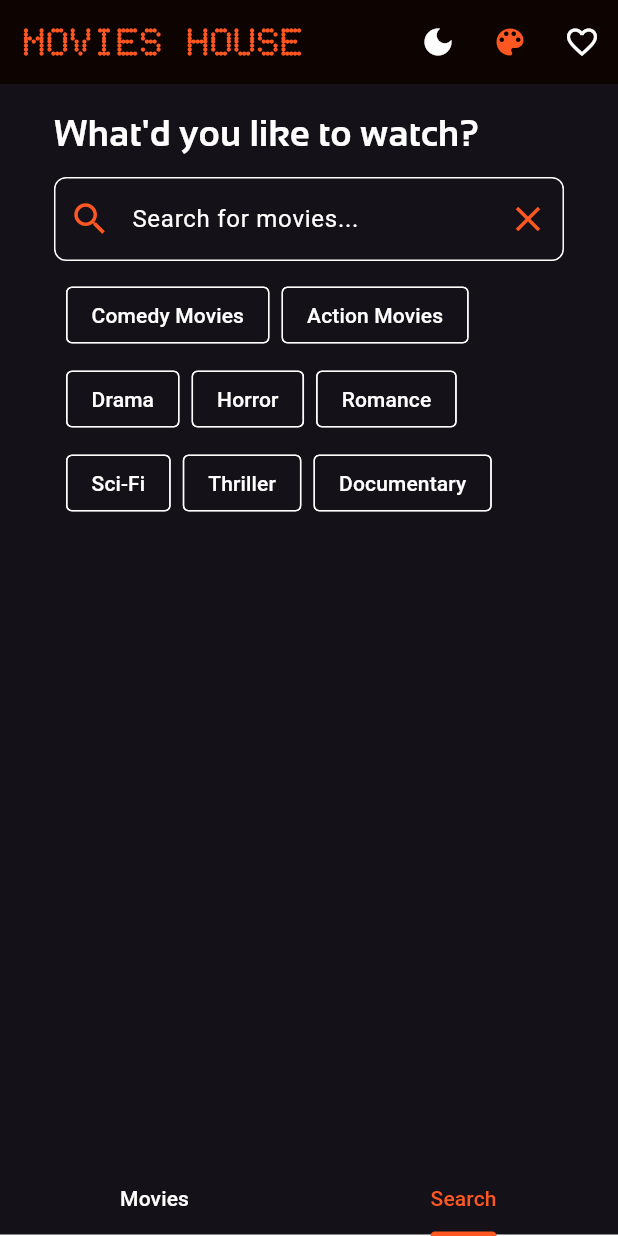
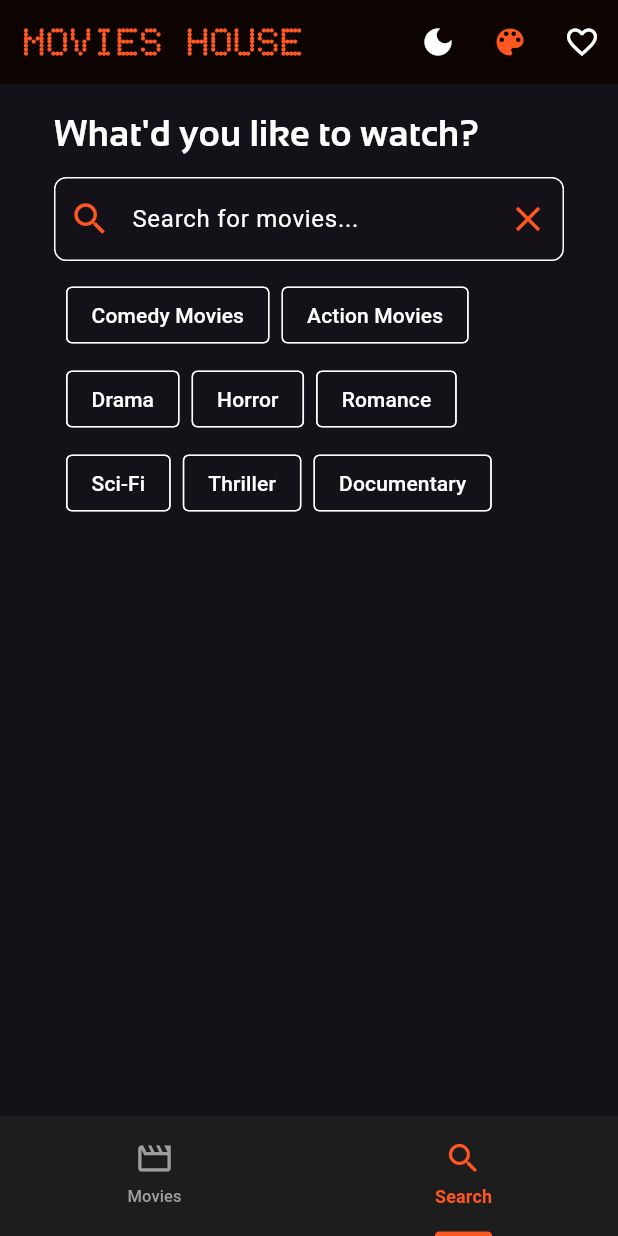
Before and after one commit to ehtisham-ali-emumba/flutter_movies_app, a Flutter app: the screen it shows after launch, tab 2 chosen, on a phone screen of 412 x 824 dp. Run offline on Flutter 3.47's test engine with Material 3 defaults, Android fonts, the phone set to English and light mode, and no system bars; our stand-ins replace carousel_slider, flutter_dotenv, flutter_riverpod, shared_preferences; network calls fail.

Commit message:
fixes animation movie id replication issue and fixes tab layout of movies home tab screen

```diff
--- a/lib/presentation/views/movies/favourite_movies_screen.dart
+++ b/lib/presentation/views/movies/favourite_movies_screen.dart
@@ -68,6 +68,7 @@ class FavouriteMoviesScreen extends ConsumerWidget {
                 isLoading: false,
                 hasMoreData: false,
                 header: _buildHeader(context),
+                heroIdPrefix: 'favourite_',
               ),
       ),
     );
--- a/lib/presentation/views/movies/movies_screen/widgets/movies_listing.dart
+++ b/lib/presentation/views/movies/movies_screen/widgets/movies_listing.dart
@@ -48,7 +48,7 @@ class MoviesListing extends StatelessWidget {
           items: movies.map((movie) {
             return Padding(
               padding: EdgeInsetsGeometry.symmetric(horizontal: 5),
-              child: MovieCard(movie: movie),
+              child: MovieCard(movie: movie, heroId: '${title}_${movie.id}'),
             );
           }).toList(),
         ),
--- a/lib/presentation/views/movies/movies_search/movies_search_screen.dart
+++ b/lib/presentation/views/movies/movies_search/movies_search_screen.dart
@@ -50,6 +50,7 @@ class _MoviesSearchScreenState extends ConsumerState<MoviesSearchScreen> {
         isLoading: state.isLoading && state.query.isNotEmpty,
         hasMoreData: state.hasMore,
         header: _buildHeader(context),
+        heroIdPrefix: 'search_',
       ),
     );
   }
--- a/lib/presentation/views/movies/movies_tab_screen/movies_tab_screen.dart
+++ b/lib/presentation/views/movies/movies_tab_screen/movies_tab_screen.dart
@@ -14,21 +14,63 @@ class MoviesTabScreen extends ConsumerWidget {
 
   @override
   Widget build(BuildContext context, WidgetRef ref) {
+    final themeState = ref.watch(themeProvider);
+    final primaryColor = themeState.themeColor.toColor();
+    final isDarkMode = Theme.of(context).brightness == Brightness.dark;
+
     return Container(
-      color: Colors.white,
+      color: isDarkMode ? Colors.black : Colors.white,
       child: SafeArea(
         top: false,
         child: DefaultTabController(
           length: 2,
           child: Scaffold(
             appBar: appHeader(context, ref),
-            bottomNavigationBar: TabBar(
-              tabs: [
-                Tab(text: 'Movies'),
-                Tab(text: 'Search'),
-              ],
+            body: TabBarView(children: [MoviesScreen(), MoviesSearchScreen()]),
+            bottomNavigationBar: Container(
+              decoration: BoxDecoration(
+                color: isDarkMode ? Color(0xFF1D1D1D) : Colors.white,
+                boxShadow: [
+                  BoxShadow(
+                    color: Colors.black12,
+                    blurRadius: 6,
+                    offset: Offset(0, -2),
+                  ),
+                ],
+              ),
+              child: BottomAppBar(
+                color: Colors.transparent,
+                padding: EdgeInsets.zero,
+                child: TabBar(
+                  dividerColor: Colors.transparent,
+                  splashFactory: NoSplash.splashFactory,
+                  overlayColor: WidgetStateProperty.all(Colors.transparent),
+                  labelStyle: TextStyle(
+                    fontSize: 12,
+                    fontWeight: FontWeight.bold,
+                  ),
+                  unselectedLabelStyle: TextStyle(fontSize: 11),
+                  labelColor: primaryColor,
+                  unselectedLabelColor: isDarkMode
+                      ? Colors.grey
+                      : Colors.black45,
+                  indicatorSize: TabBarIndicatorSize.label,
+                  indicatorWeight: 3,
+                  tabs: [
+                    Tab(
+                      icon: Icon(Icons.movie_creation_outlined, size: 26),
+                      text: 'Movies',
+                      iconMargin: EdgeInsets.only(bottom: 4),
+                    ),
+                    Tab(
+                      icon: Icon(Icons.search_rounded, size: 26),
+                      text: 'Search',
+                      iconMargin: EdgeInsets.only(bottom: 4),
+                    ),
+                  ],
+                ),
+              ),
             ),
-            body: TabBarView(children: [MoviesScreen(), MoviesSearchScreen()]),
           ),
         ),
       ),
--- a/lib/presentation/views/movies/widgets/infinite_movies_list.dart
+++ b/lib/presentation/views/movies/widgets/infinite_movies_list.dart
@@ -8,10 +8,12 @@ class InfiniteMoviesList extends StatefulWidget {
   final bool isLoading;
   final bool hasMoreData;
   final Widget? header;
+  final String heroIdPrefix;
 
   const InfiniteMoviesList({
     super.key,
     required this.movies,
+    required this.heroIdPrefix,
     this.onLoadMore,
     this.isLoading = false,
     this.hasMoreData = true,
@@ -68,7 +70,10 @@ class _InfiniteMoviesListState extends State<InfiniteMoviesList> {
           return Container(
             height: 280,
             margin: const EdgeInsets.only(bottom: 16),
-            child: MovieCard(movie: movie),
+            child: MovieCard(
+              movie: movie,
+              heroId: '${widget.heroIdPrefix}_${movie.id}',
+            ),
           );
         } else {
           // Loader at the end
```
Also changed, not shown: lib/presentation/views/movies/movie_details_screen.dart (+8 -4 lines), lib/presentation/views/movies/movies_screen/movies_screen.dart (+6 -1 lines), lib/presentation/views/movies/widgets/movie_card.dart (+5 -3 lines).
